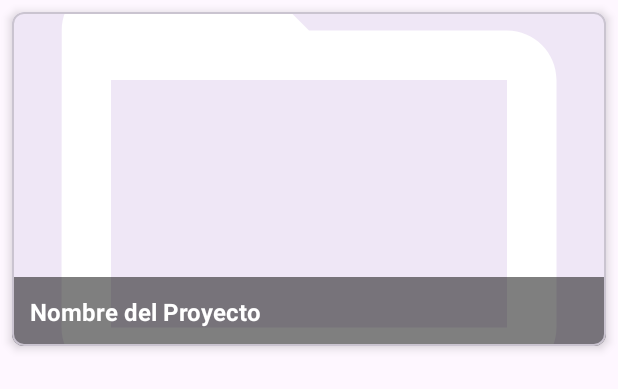
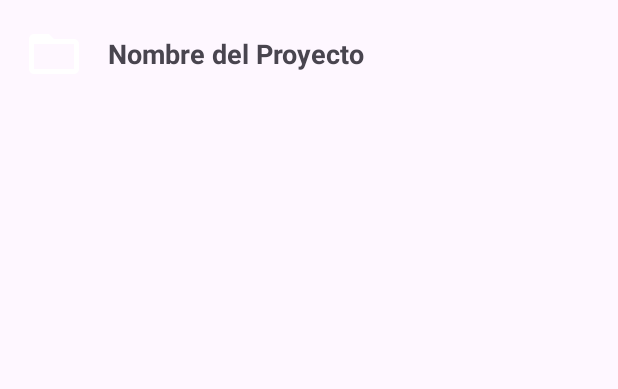
Before and after one commit to fabrizioxd8/QPhotos, an Android app: the layout project_item_layout.xml on its own in the app's theme, with its tools: preview values and no code run, on a phone screen of 412 x 824 dp. Shown: the top 389 px of the screen. Run offline under Robolectric (Android 15) with nearby library versions, the phone set to English and light mode, and no system bars.

```diff
--- a/app/src/main/java/com/example/qphotos/Project.kt
+++ b/app/src/main/java/com/example/qphotos/Project.kt
@@ -1,3 +1,3 @@
-package com.example.qphotos // Make sure this is your package name
+package com.example.qphotos
 
-data class Project(val month: String, val name: String, val thumbnailUrl: String = "")
+data class Project(val month: String, val name: String)
--- a/app/src/main/res/layout/project_item_layout.xml
+++ b/app/src/main/res/layout/project_item_layout.xml
@@ -1,46 +1,24 @@
 <?xml version="1.0" encoding="utf-8"?>
-<com.google.android.material.card.MaterialCardView
-    xmlns:android="http://schemas.android.com/apk/res/android"
-    xmlns:app="http://schemas.android.com/apk/res-auto"
-    xmlns:tools="http://schemas.android.com/tools"
+<LinearLayout xmlns:android="http://schemas.android.com/apk/res/android"
     android:layout_width="match_parent"
     android:layout_height="wrap_content"
-    android:layout_margin="8dp"
-    app:cardElevation="4dp"
-    app:cardCornerRadius="8dp">
+    android:orientation="horizontal"
+    android:padding="16dp"
+    android:gravity="center_vertical"
+    android:background="?attr/selectableItemBackground">
 
-    <androidx.constraintlayout.widget.ConstraintLayout
-        android:layout_width="match_parent"
-        android:layout_height="wrap_content">
+    <ImageView
+        android:layout_width="40dp"
+        android:layout_height="40dp"
+        android:src="@drawable/ic_folder"
+        android:importantForAccessibility="no" />
 
-        <ImageView
-            android:id="@+id/ivProjectThumbnail"
-            android:layout_width="0dp"
-            android:layout_height="0dp"
-            android:scaleType="centerCrop"
-            android:contentDescription="Project Thumbnail"
-            app:layout_constraintDimensionRatio="16:9"
-            app:layout_constraintTop_toTopOf="parent"
-            app:layout_constraintStart_toStartOf="parent"
-            app:layout_constraintEnd_toEndOf="parent"
-            tools:src="@drawable/ic_folder" />
-
-        <TextView
-            android:id="@+id/tvProjectName"
-            android:layout_width="0dp"
-            android:layout_height="wrap_content"
-            android:padding="12dp"
-            android:background="#80000000"
-            android:textColor="@android:color/white"
-            android:textSize="16sp"
-            android:textStyle="bold"
-            android:maxLines="2"
-            android:ellipsize="end"
-            app:layout_constraintBottom_toBottomOf="@id/ivProjectThumbnail"
-            app:layout_constraintStart_toStartOf="parent"
-            app:layout_constraintEnd_toEndOf="parent"
-            tools:text="Nombre del Proyecto" />
-
-    </androidx.constraintlayout.widget.ConstraintLayout>
-
-</com.google.android.material.card.MaterialCardView>
+    <TextView
+        android:id="@+id/tvProjectName"
+        android:layout_width="wrap_content"
+        android:layout_height="wrap_content"
+        android:layout_marginStart="16dp"
+        android:textSize="18sp"
+        android:textStyle="bold"
+        android:text="Nombre del Proyecto" />
+</LinearLayout>
```
Also changed, not shown: app/src/main/java/com/example/qphotos/ProjectsActivity.kt (+105 -22 lines), app/src/main/java/com/example/qphotos/ProjectsAdapter.kt (+10 -24 lines), app/src/main/res/layout/activity_main.xml (+42 -60 lines).
